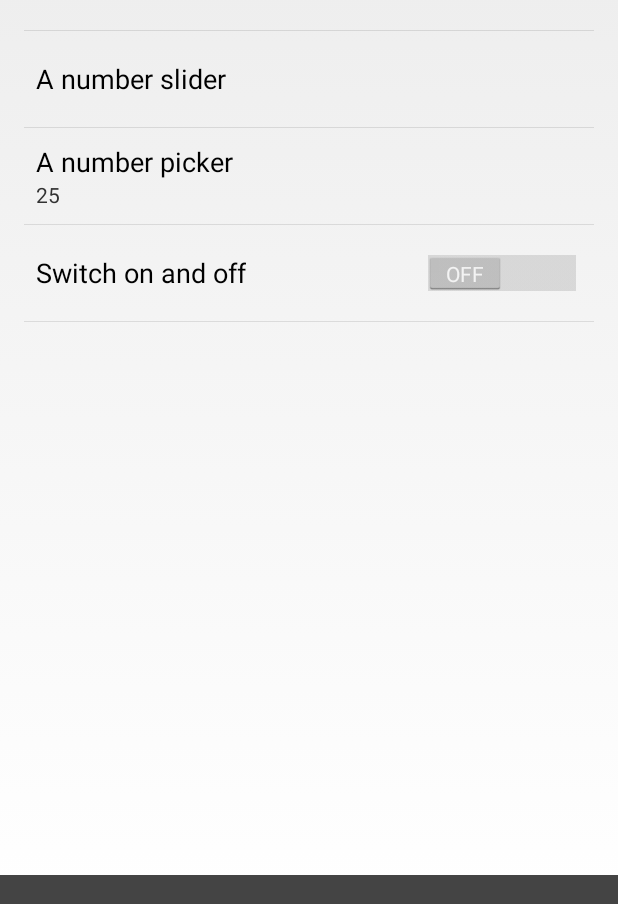
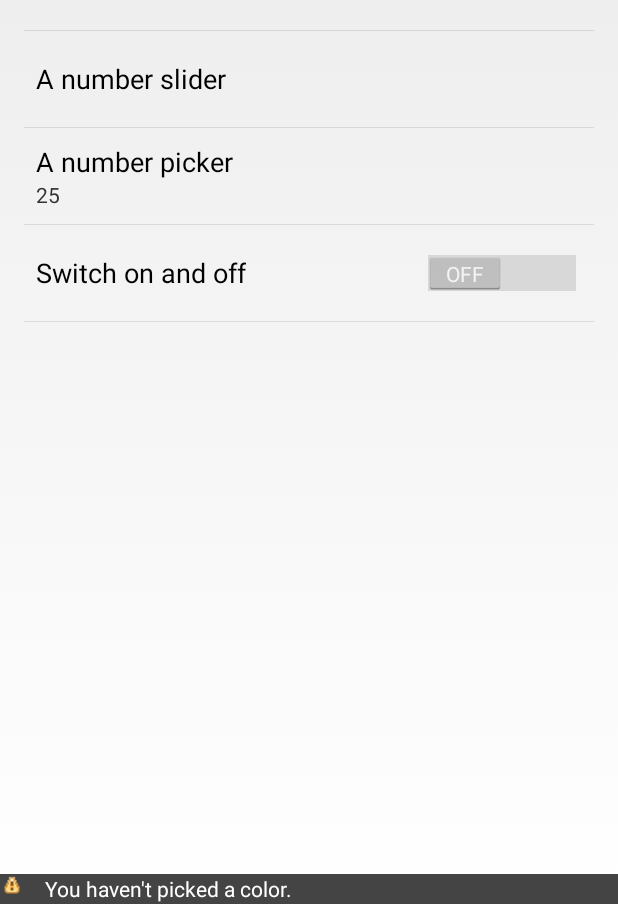
Before and after one commit to JoeJord/HGBaseApp, an Android app: the TestAppConfigDialog screen opened directly, with no data from a screen before it, on a phone screen of 412 x 824 dp, the part 332-1236 px from its top. Run offline under Robolectric (Android 15) with nearby library versions, the light colour scheme and no system bars; 1 statement that could not run was skipped.

Commit message:
Added test warning messages for the preferences in the configuration dialog.

```diff
--- a/testapp/src/main/java/at/hagru/testapp/TestAppConfigDialog.java
+++ b/testapp/src/main/java/at/hagru/testapp/TestAppConfigDialog.java
@@ -42,16 +42,44 @@ public class TestAppConfigDialog extends HGBaseConfigStateDialog {
 
     @Override
     protected boolean canLeave(Preference preference, String newValue) {
-        if ("config_name".equals(preference.getKey())) {
-            if (HGBaseTools.hasContent(newValue)) {
+        switch(preference.getKey()) {
+            case "config_name":
+                if (!HGBaseTools.hasContent(newValue)) {
+                    setErrorMessage("Name must not be empty!");
+                    return false;
+                }
                 char firstLetter = newValue.charAt(0);
                 if (firstLetter < 'A' || firstLetter > 'Z') {
                     setWarnMessage("Name doest not start with a capital letter.");
                 }
-            } else {
-                setErrorMessage("Name must not be empty!");
-                return false;
-            }
+                break;
+            case "config_number":
+                if (Integer.parseInt(newValue) < 3) {
+                    setWarnMessage("Number is less than 3.");
+                }
+                break;
+            case "config_color":
+                if ((!HGBaseTools.hasContent(newValue)) || (Integer.parseInt(newValue) == -1)) {
+                    setWarnMessage("You haven't picked a color.");
+                }
+                break;
+            case "config_value":
+                if (Integer.parseInt(newValue) > 90) {
+                    setWarnMessage("The slider value is greater than 90.");
+                }
+                break;
+            case "config_picker":
+                if (Integer.parseInt(newValue) > 45) {
+                    setWarnMessage("Picked number is greater than 45.");
+                }
+                break;
+            case "config_onoff":
+                if ("false".equals(newValue)) {
+                    setWarnMessage("The switch is turned off!");
+                }
+                break;
+            default:
+                break;
         }
         return true;
     }
```
